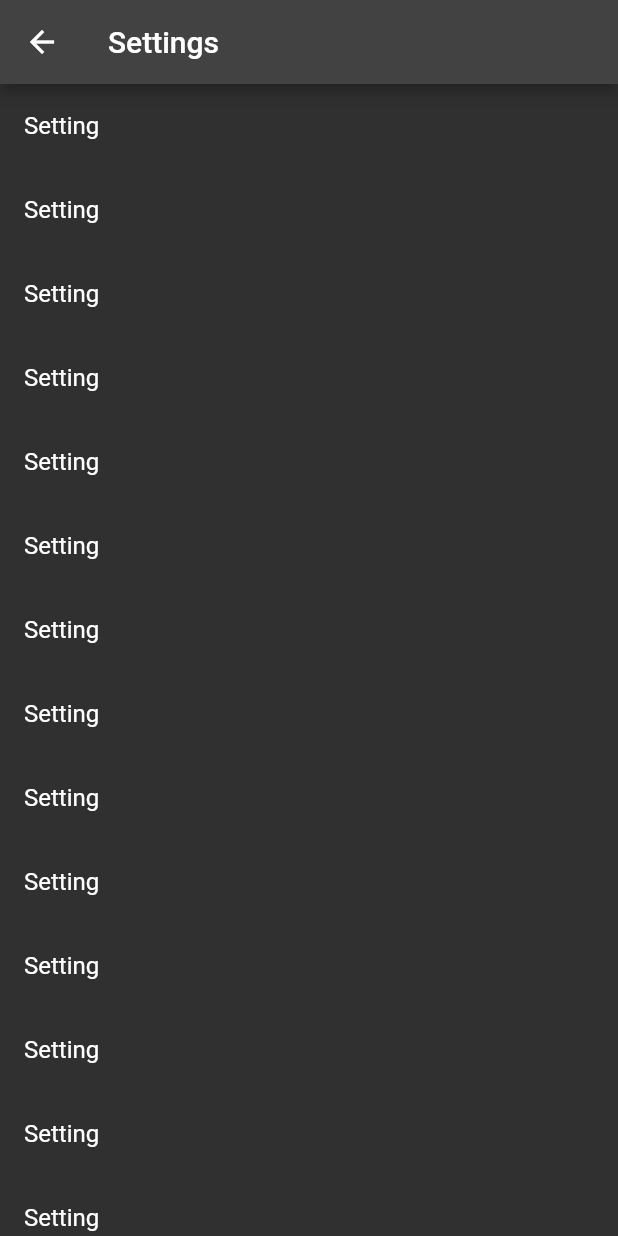
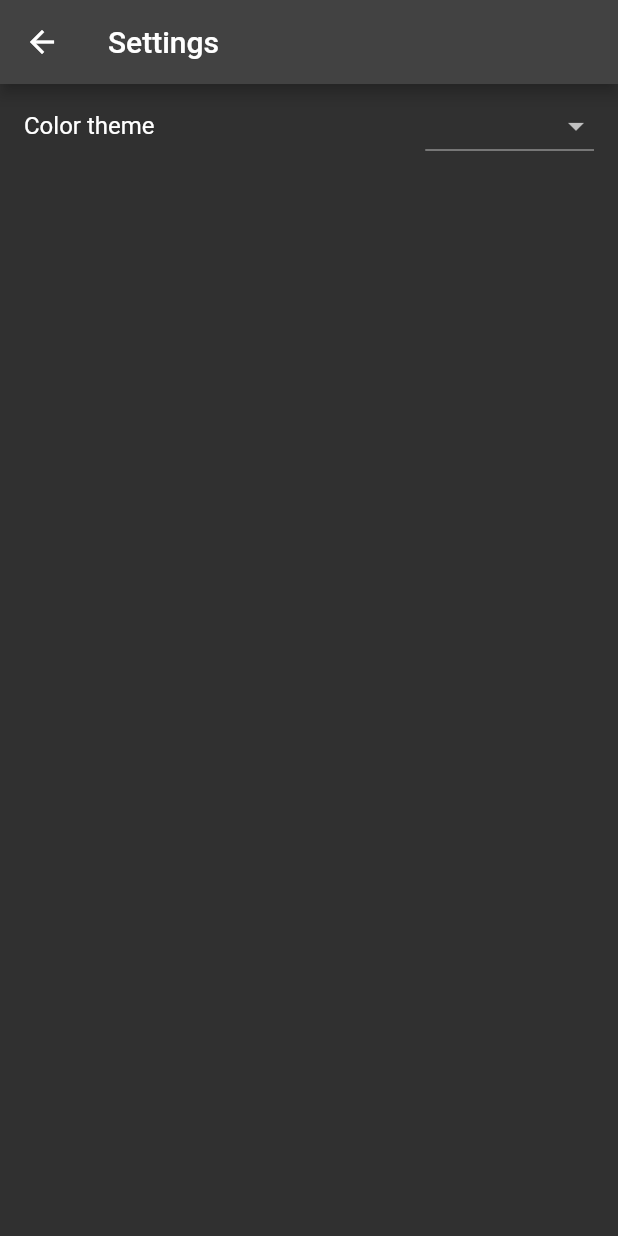
Before and after one commit to MoreliaTalk/morelia_client_flutter, a Flutter app: the SettingsPage screen opened directly, on a phone screen of 412 x 824 dp. Run offline on Flutter 3.47's test engine with Material 2 defaults, Android fonts, the phone set to English and light mode, and no system bars; our stand-ins replace faker, flutter_hooks, flutter_riverpod, go_router.

Commit message:
add theme changer

```diff
--- a/lib/components/common/settings_page.dart
+++ b/lib/components/common/settings_page.dart
@@ -1,27 +1,45 @@
 import 'package:flutter/material.dart';
+import 'package:go_router/go_router.dart';
+import 'package:flutter_riverpod/flutter_riverpod.dart';
+import 'package:morelia_client_flutter/modules/theme_manager.dart';
 
-class SettingsItem extends StatelessWidget {
-  const SettingsItem({required this.text, required this.onTap, Key? key}) : super(key: key);
-  final String text;
-  final Function() onTap;
+GoRoute settingsRoute = GoRoute(
+    path: "/settings",
+    builder: (context, _) => const SettingsPage(),
+    routes: []);
 
-  @override
-  Widget build(BuildContext context) {
-    return ListTile(title: Text(text), onTap: onTap,);
-  }
-
-}
-
-class SettingsPage extends StatelessWidget {
+class SettingsPage extends ConsumerWidget {
   const SettingsPage({Key? key}) : super(key: key);
 
   @override
-  Widget build(BuildContext context) {
+  Widget build(BuildContext context, WidgetRef ref) {
+    var theme = ref.watch(currentTheme.notifier);
     return Scaffold(
       appBar: AppBar(title: const Text("Settings")),
-      body: ListView(
-        children: List.generate(100, (index) => ListTile(title: Text("Setting"), onTap: () {}))
-      ),
+      body: ListView(children: [
+        ListTile(
+          title: Text("Color theme"),
+          trailing: DropdownButton<Text>(
+            items: [
+              DropdownMenuItem(
+                child: const Text("Dark Theme"),
+                value: Text("0"),
+                onTap: () {
+                  theme.state = ThemeData.dark();
+                },
+              ),
+              DropdownMenuItem(
+                child: const Text("Light Theme"),
+                value: Text("0"),
+                onTap: () {
+                  theme.state = ThemeData.light();
+                },
+              )
+            ],
+            onChanged: (Object? value) {},
+          ),
+        )
+      ]),
     );
   }
 }
--- /dev/null
+++ b/lib/modules/router.dart
@@ -0,0 +1,38 @@
+import 'package:flutter/material.dart';
+
+import 'package:go_router/go_router.dart';
+import 'package:flutter_riverpod/flutter_riverpod.dart';
+import 'package:morelia_client_flutter/modules/platform_const.dart';
+
+import '../components/common/communication_page.dart';
+import '../components/common/settings_page.dart';
+import '../components/desktop/main_page.dart';
+import '../components/mobile/chats_page.dart';
+
+
+class MoreliaRouter {
+  get router {
+    switch (currentPlatform) {
+      case TypePlatformDevices.mobile:
+        return _mobileRouter;
+      case TypePlatformDevices.desktop:
+        return _desktopRouter;
+      default:
+        return GoRouter(routes: [GoRoute(path: "/", builder: (context, _) => const Text("Your platform is not supported"))]);
+    }
+  }
+
+  final _mobileRouter = GoRouter(routes: [
+    GoRoute(path: "/", builder: (context, _) => const MobileChatsPage()),
+    GoRoute(
+        path: "/messages/:uuid",
+        builder: (context, state) =>
+            CommunicationPage(uuid: state.params['uuid']!))
+  ]);
+
+  final _desktopRouter = GoRouter(routes: [
+    GoRoute(
+        path: "/", builder: (context, state) => const DesktopMainPage()),
+    settingsRoute
+  ]);
+}
```
Also changed, not shown: lib/main.dart (+3 -23 lines).
